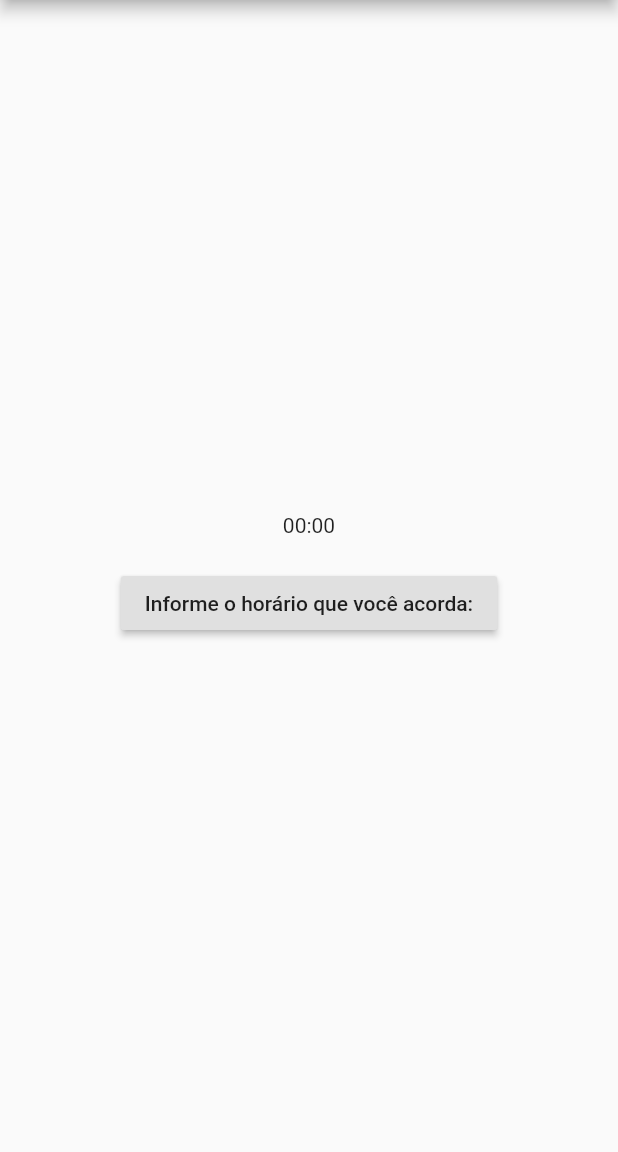
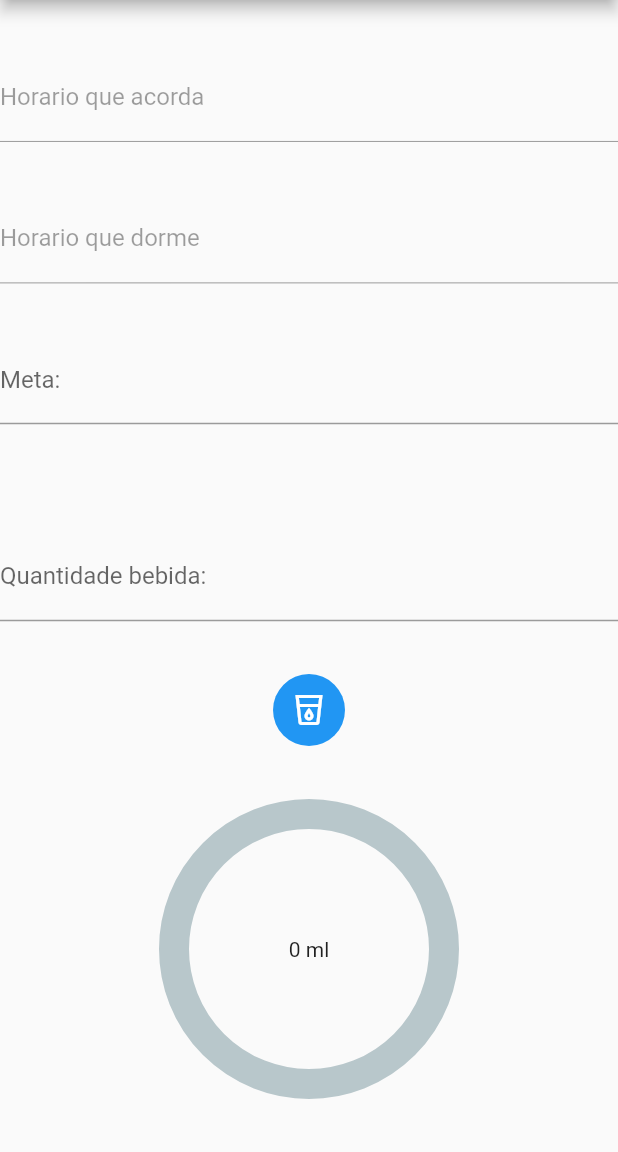
Before and after one commit to jpedroc/DrinkWaterApp, a Flutter app: the screen it shows after launch, on a phone screen of 412 x 824 dp, the part 84-1236 px from its top. Run offline on Flutter 3.47's test engine with Material 2 defaults, Android fonts, the phone set to English and light mode, and no system bars; drawn by our look-alikes of percent_indicator; our stand-ins replace date_format, shared_preferences; statements that could not run were skipped.

Commit message:
logica e armazenamento de variáveis finalizados (faltando notificações).

```diff
--- a/lib/controllers/user_water_controller.dart
+++ b/lib/controllers/user_water_controller.dart
@@ -8,11 +8,11 @@ class UserWaterController {
   TextEditingController wakeUpTimeController = TextEditingController();
   TextEditingController waterGoalController = TextEditingController();
   TextEditingController amountDrink = TextEditingController();
-  double percentGoal;
+  double percentGoal = 0.0;
 
-
-  void initUserConfig() {
-    userInfo = new User();
+  UserWaterController() {
+    this.userInfo = new User();
+    this.percentGoal = 0.0;
   }
 
   void drinkWater() {
--- a/lib/domain/user.dart
+++ b/lib/domain/user.dart
@@ -1,11 +1,14 @@
 import 'package:flutter/material.dart';
 
 class User {
-  TimeOfDay bedtime;
-  TimeOfDay timeWakeUp;
+  String bedtime;
+  String timeWakeUp;
   int waterGoal;
   int progressDay;
 
-  User({this.bedtime, this.timeWakeUp, this.waterGoal, this.progressDay});
+  User() {
+    this.waterGoal = 0;
+    this.progressDay = 0;
+  }
 
 }
--- a/lib/pages/homePage.dart
+++ b/lib/pages/homePage.dart
@@ -2,7 +2,11 @@
 import 'package:date_format/date_format.dart';
 import 'package:flutter/cupertino.dart';
 import 'package:flutter/material.dart';
+import 'package:flutter/services.dart';
+import 'package:percent_indicator/circular_percent_indicator.dart';
 import 'package:procura_se/controllers/user_water_controller.dart';
+import 'package:procura_se/domain/user.dart';
+import 'package:shared_preferences/shared_preferences.dart';
 
 class HomePage extends StatefulWidget {
   @override
@@ -10,29 +14,83 @@ class HomePage extends StatefulWidget {
 }
 
 class _HomePageState extends State<HomePage> {
-  String _setTime = "00:00";
+  String _today;
+  double percentGoal = 0.0;
+  User userInfo = new User();
   UserWaterController controller = new UserWaterController();
   String _hour;
   String _minute;
   String _time;
   TimeOfDay selectedTime = TimeOfDay(hour: 00, minute: 00);
-  TextEditingController _timeController = TextEditingController();
+  TextEditingController bedtimeController = TextEditingController();
+  TextEditingController wakeUpTimeController = TextEditingController();
+  TextEditingController waterGoalController = TextEditingController();
+  TextEditingController amountDrink = TextEditingController();
 
+  @override
+  void initState() {
+    super.initState();
+    _initPage();
+  }
 
-  Future<void> _selectTime(BuildContext context) async {
+  _initPage() async {
+    this.userInfo = new User();
+    SharedPreferences prefs = await SharedPreferences.getInstance();
+    setState(() {
+      String date = (prefs.getString('today') ?? null);
+      if(date != null && _today != date) {
+        _today = date;
+        prefs.setString('today', _today);
+        userInfo.progressDay = 0;
+      }
+      else {
+        this.userInfo.progressDay = prefs.getInt('progressDay') ?? 0;
+      }
+      this.userInfo.waterGoal = prefs.getInt("waterGoal") ?? 0;
+      this.waterGoalController.text = prefs.getInt("waterGoal").toString() ?? "";
+      this.userInfo.timeWakeUp = prefs.getString('timeWakeUp');
+      this.wakeUpTimeController.text = prefs.getString("timeWakeUp") ?? "";
+      this.userInfo.bedtime = prefs.getString('bedtime');
+      this.bedtimeController.text = prefs.getString("bedtime") ?? "";
+      this.percentGoal = prefs.getDouble('percentGoal') ?? 0.0;
+    });
+  }
+
+  Future<void> _selectTime(BuildContext contexte, TextEditingController controller, String keyTime) async {
+    SharedPreferences prefs = await SharedPreferences.getInstance();
     final TimeOfDay picked = await showTimePicker(
       context: context,
       initialTime: selectedTime,
     );
-    if (picked != null)
+    if (picked != null) {
+      setState(() {
         selectedTime = picked;
         _hour = selectedTime.hour.toString();
         _minute = selectedTime.minute.toString();
         _time = _hour + ' : ' + _minute;
-    _timeController.text = _time;
-    _timeController.text = formatDate(
+        controller.text = _time;
+        controller.text = formatDate(
             DateTime(2019, 08, 1, selectedTime.hour, selectedTime.minute),
             [hh, ':', nn, " ", am]).toString();
+        prefs.setString(keyTime, _time);
+      });
+    }
+  }
+
+  void drinkWater() async {
+    SharedPreferences prefs = await SharedPreferences.getInstance();
+    if(this.userInfo.waterGoal > 0) {
+      this.userInfo.progressDay += int.parse(this.amountDrink.text);
+      prefs.setInt('progressDay', this.userInfo.progressDay);
+      this.percentGoal = (userInfo.progressDay / userInfo.waterGoal).toDouble() > 1.0 ? 1.0 : (userInfo.progressDay / userInfo.waterGoal).toDouble();
+      prefs.setDouble('percentGoal', this.percentGoal);
+    }
+  }
+
+  void setWaterGoal() async {
+    SharedPreferences prefs = await SharedPreferences.getInstance();
+    this.userInfo.waterGoal = int.parse(waterGoalController.text);
+    prefs.setInt('waterGoal', this.userInfo.waterGoal);
   }
 
   @override
@@ -44,14 +102,78 @@ class _HomePageState extends State<HomePage> {
       ),
       body: Center(
         child: Column(
-          mainAxisSize: MainAxisSize.min,
+          mainAxisAlignment: MainAxisAlignment.spaceEvenly,
           children: <Widget>[
-            Text("${_setTime}"),
-            SizedBox(height: 20.0,),
-            RaisedButton(
-              onPressed: () => _selectTime(context),
-              child: Text('Informe o horário que você acorda:'),
+            new InkWell(
+              onTap:() => setState(() {
+                _selectTime(context, wakeUpTimeController, "timeWakeUp");
+              }),
+              child: TextFormField(
+                decoration: InputDecoration(
+                  labelText: "Horario que acorda",
+                  hintText: wakeUpTimeController.text
                 ),
+                keyboardType: TextInputType.text,
+                enabled: false,
+                controller: wakeUpTimeController,
+              )
+            ),
+            new InkWell(
+                onTap:() => setState(() {
+                  _selectTime(context, bedtimeController, "bedtime");
+                }),
+                child: TextFormField(
+                  decoration: InputDecoration(
+                      labelText: "Horario que dorme",
+                      hintText: wakeUpTimeController.text
+                  ),
+                  keyboardType: TextInputType.text,
+                  enabled: false,
+                  controller: bedtimeController,
+                )
+            ),
+            new TextFormField(
+              keyboardType: TextInputType.number,
+              decoration: InputDecoration(
+                hintText: "Qual sua meta? (em ml)",
+                labelText: "Meta:"
+              ),
+              controller: waterGoalController,
+              onEditingComplete:
+                  () => setState(() {
+                    setWaterGoal();
+                  }),
+            ),
+            new Padding(
+              padding: EdgeInsets.all(0.8),
+            ),
+            new TextFormField(
+              keyboardType: TextInputType.number,
+              controller: amountDrink,
+              decoration: InputDecoration(
+                hintText: "Quantos mls você bebeu?",
+                labelText: "Quantidade bebida:"
+              ),
+            ),
+            new Ink(
+              decoration: const ShapeDecoration(
+                color: Colors.blue,
+                shape: CircleBorder()
+              ),
+              child: IconButton(
+                alignment: Alignment.center,
+                color: Colors.white,
+                onPressed: () => setState(() {drinkWater();}),
+                icon: const Icon(Icons.local_drink_outlined ),
+              ),
+            ),
+            new CircularPercentIndicator(
+              radius: 200.0,
+              lineWidth: 20.0,
+              center: new Text("${userInfo.progressDay} ml"),
+              percent: percentGoal,
+              progressColor: Colors.blue,
+            )
           ],
         ),
       ),
--- a/pubspec.yaml
+++ b/pubspec.yaml
@@ -25,6 +25,7 @@ dependencies:
     sdk: flutter
   date_format: ^1.0.9
   percent_indicator: ^2.1.8
+  shared_preferences: ^0.5.12
 
 
   # The following adds the Cupertino Icons font to your application.
```
Also changed, not shown: pubspec.lock, 1 other file. Lines whose indentation alone changed are shown as unchanged.
